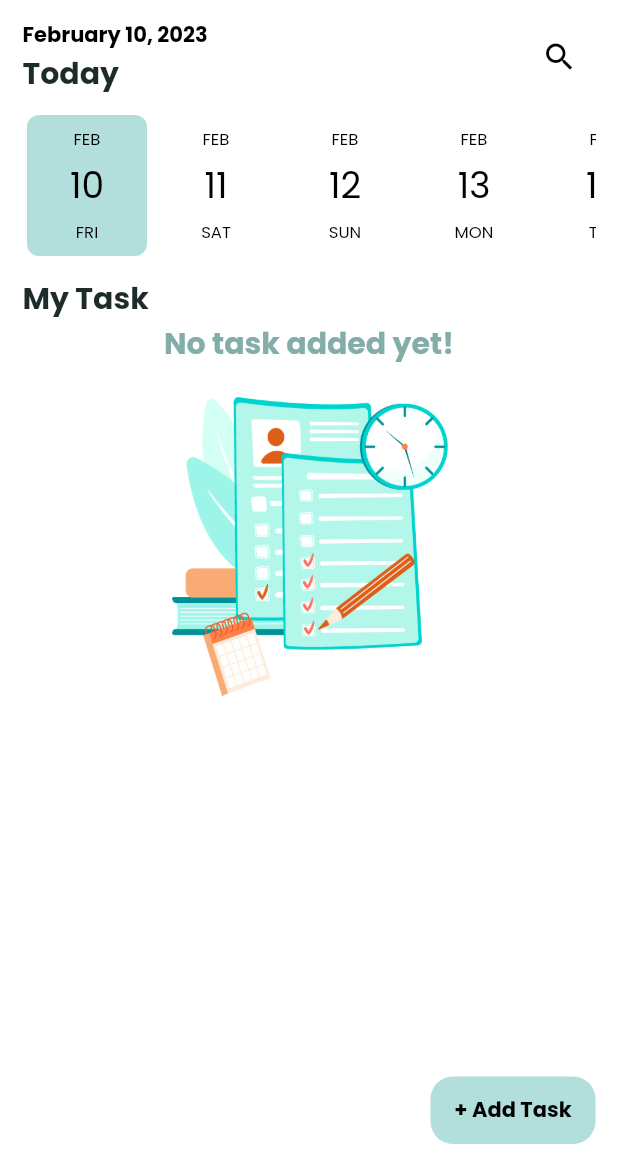
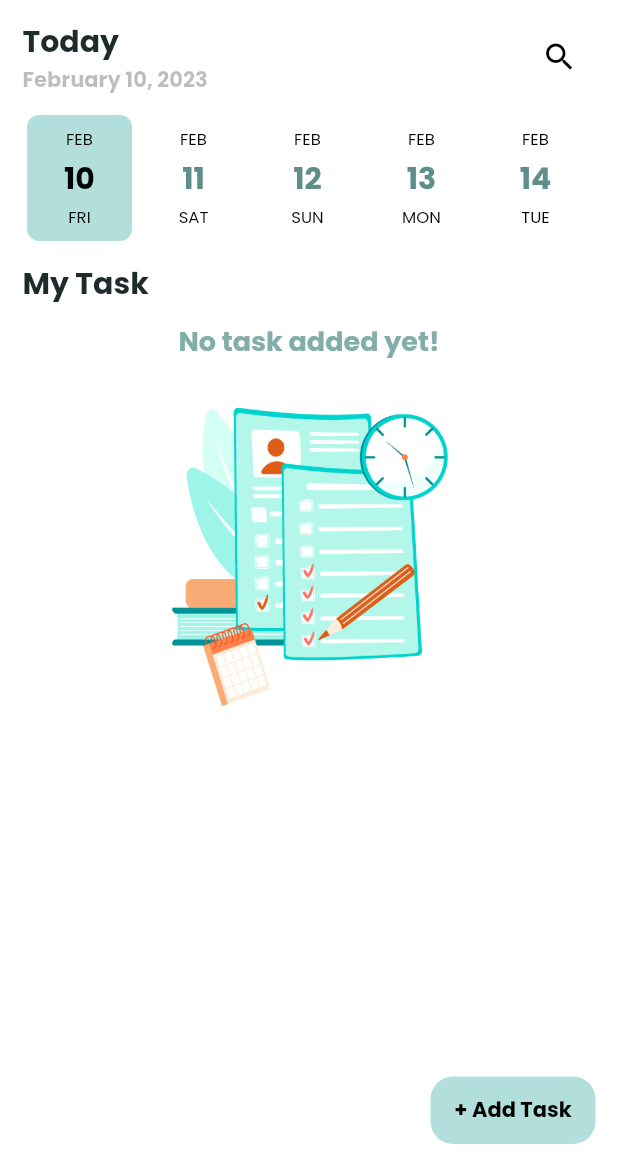
Before and after one commit to amira334/todo, a Flutter app: the screen it shows after launch, on a phone screen of 412 x 824 dp, the part 65-1236 px from its top. Run offline on Flutter 3.47's test engine with Material 2 defaults, Android fonts, the phone set to English and light mode, and no system bars; drawn by our look-alikes of date_picker_timeline; our stand-ins replace flutter_slidable, get, sqflite; accounts and stored records are empty.

Commit message:
updated 'font'

```diff
--- a/lib/main.dart
+++ b/lib/main.dart
@@ -35,10 +35,11 @@ class MyApp extends StatelessWidget {
           ),
         ),
         textTheme: theme.textTheme.copyWith(
-          bodyLarge: const TextStyle(
+          bodySmall: const TextStyle(
             fontFamily: 'Poppins',
             fontSize: 14,
-            color: Colors.black54,
+            color: Colors.black26,
+            fontWeight: FontWeight.bold,
           ),
           bodyMedium: const TextStyle(
               color: Colors.black,
--- a/lib/screens/add_task_screen.dart
+++ b/lib/screens/add_task_screen.dart
@@ -136,7 +136,7 @@ class _AddTaskScreenState extends State<AddTaskScreen> {
       Get.snackbar('Success', 'Task created successfully',
           snackPosition: SnackPosition.TOP,
           icon: const Icon(Icons.check_circle_outline),
-          backgroundColor: const Color(0xffC3F8E3),
+          backgroundColor: const Color(0xffc0e5f9),
           colorText: Colors.black);
     } else if (_titleController.text.isEmpty || _noteController.text.isEmpty) {
       Get.snackbar('Required', 'All fields are required',
@@ -184,7 +184,6 @@ class _AddTaskScreenState extends State<AddTaskScreen> {
   }
 
   _getTime({required bool isStartTime}) async {
-    _showTimePicker();
     var pickedTime = await _showTimePicker();
     String _formatedTime = pickedTime.format(context);
     if (pickedTime == null) {
--- a/lib/screens/home_screen.dart
+++ b/lib/screens/home_screen.dart
@@ -65,13 +65,13 @@ class _HomeState extends State<HomeScreen> {
                     crossAxisAlignment: CrossAxisAlignment.start,
                     children: [
                       Text(
-                        DateFormat.yMMMMd().format(DateTime.now()),
-                        style: Theme.of(context).textTheme.bodyMedium,
+                        'Today',
+                        style: Theme.of(context).textTheme.titleLarge,
                       ),
                       Text(
-                        'Today',
-                        style: Theme.of(context).textTheme.titleLarge,
-                      )
+                        DateFormat.yMMMMd().format(DateTime.now()),
+                        style: Theme.of(context).textTheme.bodySmall,
+                      ),
                     ],
                   ),
                   IconButton(
@@ -95,21 +95,28 @@ class _HomeState extends State<HomeScreen> {
               Container(
                 margin: const EdgeInsets.symmetric(vertical: 10),
                 child: DatePicker(
+                  dateTextStyle: const TextStyle(
+                    fontSize: 20,
+                    color: Color(0xFF5d8e8a),
+                  ),
                   DateTime.now(),
-                  height: 100,
-                  width: 80,
+                  height: 90,
+                  width: 70,
                   initialSelectedDate: DateTime.now(),
                   selectionColor: Theme.of(context).colorScheme.secondary,
                   selectedTextColor: Colors.black,
                 ),
               ),
-              Row(
+              Container(
+                margin: const EdgeInsets.only(bottom: 10),
+                child: Row(
                   children: [
                     Text(
                       'My Task',
                       style: Theme.of(context).textTheme.titleLarge,
                     )
                   ],
+                ),
               ),
               isLoading
                   ? const Center(
@@ -123,7 +130,7 @@ class _HomeState extends State<HomeScreen> {
                               'No task added yet!',
                               style: TextStyle(
                                 fontFamily: 'Poppins',
-                                fontSize: 20,
+                                fontSize: 18,
                                 color: Theme.of(context).colorScheme.tertiary,
                               ),
                             ),
@@ -132,9 +139,8 @@ class _HomeState extends State<HomeScreen> {
                             // ),
                             Container(
                               margin: const EdgeInsets.symmetric(
-                                vertical: 20,
+                                vertical: 30,
                               ),
-                              child: Center(
                               child: SizedBox(
                                 height: 200,
                                 //height: constraints.maxHeight * 0.5,
@@ -142,7 +148,6 @@ class _HomeState extends State<HomeScreen> {
                                   'assets/images/task.png',
                                   fit: BoxFit.cover,
                                   // alignment: Alignment.center,
-                                  ),
                                 ),
                               ),
                             ),
```
Also changed, not shown: lib/widgets/todo_item.dart (+13 -12 lines). Lines whose indentation alone changed are shown as unchanged.
